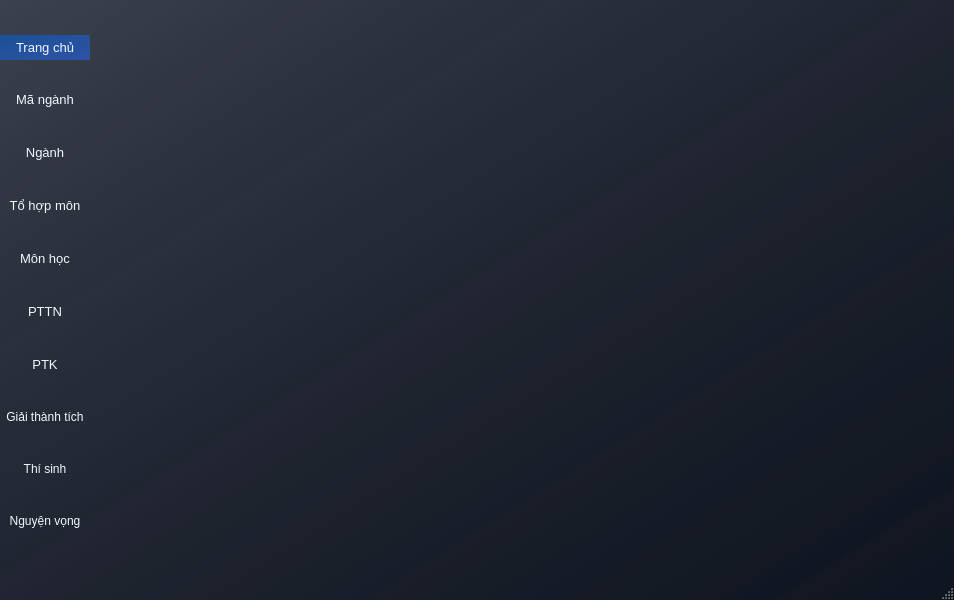
Qt form mainwindow.ui (yurixahri/quan-ly-tuyen-sinh) before a commit.
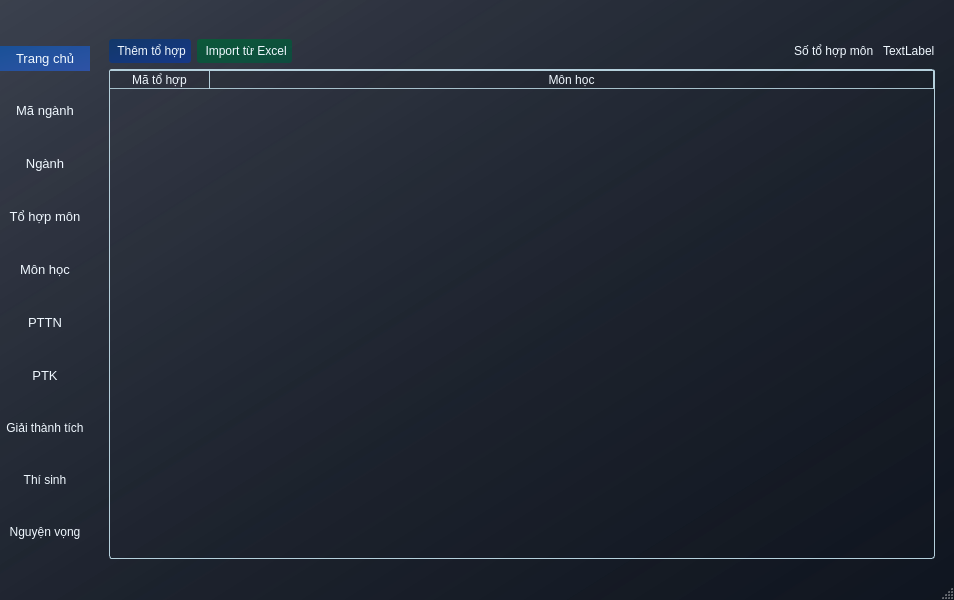
The same form after that commit. The open tabs and pages were chosen to show the change. Icons and pictures are not drawn.

The edit to the form file:
```diff
--- a/mainwindow.ui
+++ b/mainwindow.ui
@@ -17,17 +17,75 @@
    <string notr="true">#MainWindow {
 	background-color: qlineargradient(spread:pad, x1:0, y1:0, x2:1, y2:1, stop:0 rgba(0, 7, 24, 132), stop:1 rgba(11, 17, 27, 218));
 }
+
+QLabel {
+	color: rgb(240, 248, 255);
+}
+
+QMenu {
+    background-color: qlineargradient(spread:pad, x1:0, y1:0, x2:1, y2:1, stop:0 rgba(94, 133, 182, 224), stop:1 rgba(94, 117, 169, 224));
+	color: rgb(240, 248, 255);
+    padding: 5px;
+}
+
+QMenu::item:selected {
+    background-color: qlineargradient(spread:pad, x1:0, y1:0, x2:1, y2:1, stop:0.00473934 rgba(21, 83, 162, 224), stop:1 rgba(46, 86, 179, 224));
+    color: rgb(240, 248, 255);
+}
+
+QMenu::separator {
+    height: 1px;
+    background-color: #555;
+    margin: 5px 0;
+}
 </string>
   </property>
   <widget class="QWidget" name="centralwidget">
    <property name="styleSheet">
     <string notr="true"/>
    </property>
-   <layout class="QHBoxLayout" name="horizontalLayout_2">
+   <layout class="QVBoxLayout" name="verticalLayout_4">
     <property name="spacing">
      <number>0</number>
     </property>
     <property name="leftMargin">
+     <number>0</number>
+    </property>
+    <property name="topMargin">
+     <number>0</number>
+    </property>
+    <property name="rightMargin">
+     <number>0</number>
+    </property>
+    <property name="bottomMargin">
+     <number>0</number>
+    </property>
+    <item>
+     <layout class="QHBoxLayout" name="horizontalLayout_5">
+      <property name="topMargin">
+       <number>10</number>
+      </property>
+      <property name="bottomMargin">
+       <number>10</number>
+      </property>
+     </layout>
+    </item>
+    <item>
+     <widget class="QWidget" name="horizontalWidget" native="true">
+      <layout class="QHBoxLayout" name="horizontalLayout_3">
+       <property name="spacing">
+        <number>0</number>
+       </property>
+       <property name="leftMargin">
+        <number>0</number>
+       </property>
+       <property name="topMargin">
+        <number>0</number>
+       </property>
+       <property name="rightMargin">
+        <number>0</number>
+       </property>
+       <property name="bottomMargin">
      <number>0</number>
     </property>
     <item>
@@ -474,7 +532,122 @@
            </property>
           </widget>
          </widget>
-         <widget class="QWidget" name="page_4"/>
+            <widget class="QWidget" name="page_4">
+             <layout class="QVBoxLayout" name="verticalLayout_5">
+              <item>
+               <layout class="QHBoxLayout" name="_3">
+                <item>
+                 <widget class="QPushButton" name="add_tohop_button">
+                  <property name="styleSheet">
+                   <string notr="true">QPushButton {
+	border-radius: 3px;
+	padding: 5px;
+    background-color: qlineargradient(spread:pad, x1:0, y1:0, x2:1, y2:1, stop:0.00473934 rgba(14, 56, 110, 224), stop:1 rgba(18, 56, 145, 224));
+    color: rgb(240, 248, 255);
+}
+
+QPushButton:hover{
+    background-color: qlineargradient(spread:pad, x1:0, y1:0, x2:1, y2:1, stop:0.00473934 rgba(21, 83, 162, 224), stop:1 rgba(46, 86, 179, 224));
+}</string>
+                  </property>
+                  <property name="text">
+                   <string> Thêm tổ hợp</string>
+                  </property>
+                  <property name="icon">
+                   <iconset resource="assets.qrc">
+                    <normaloff>:/assets/images/plus-100.png</normaloff>:/assets/images/plus-100.png</iconset>
+                  </property>
+                  <property name="iconSize">
+                   <size>
+                    <width>16</width>
+                    <height>16</height>
+                   </size>
+                  </property>
+                 </widget>
+                </item>
+                <item>
+                 <widget class="QPushButton" name="pushButton_13">
+                  <property name="styleSheet">
+                   <string notr="true">QPushButton {
+	border-radius: 3px;
+	padding: 5px;
+    background-color: qlineargradient(spread:pad, x1:0, y1:0, x2:1, y2:1, stop:0 rgba(0, 99, 54, 194), stop:1 rgba(0, 86, 62, 179));
+	color: rgb(240, 248, 255);
+}
+
+QPushButton:hover{
+    background-color: qlineargradient(spread:pad, x1:0, y1:0, x2:1, y2:1, stop:0 rgba(0, 119, 65, 219), stop:1 rgba(0, 119, 85, 196));
+}</string>
+                  </property>
+                  <property name="text">
+                   <string> Import từ Excel</string>
+                  </property>
+                  <property name="icon">
+                   <iconset resource="assets.qrc">
+                    <normaloff>:/assets/images/excel-100.png</normaloff>:/assets/images/excel-100.png</iconset>
+                  </property>
+                 </widget>
+                </item>
+                <item>
+                 <spacer name="horizontalSpacer_3">
+                  <property name="orientation">
+                   <enum>Qt::Orientation::Horizontal</enum>
+                  </property>
+                  <property name="sizeHint" stdset="0">
+                   <size>
+                    <width>40</width>
+                    <height>20</height>
+                   </size>
+                  </property>
+                 </spacer>
+                </item>
+                <item>
+                 <widget class="QLabel" name="label_2">
+                  <property name="text">
+                   <string>Số tổ hợp môn </string>
+                  </property>
+                 </widget>
+                </item>
+                <item>
+                 <widget class="QLabel" name="tohop_size">
+                  <property name="text">
+                   <string>TextLabel</string>
+                  </property>
+                 </widget>
+                </item>
+               </layout>
+              </item>
+              <item>
+               <widget class="QTableWidget" name="tohop_mon_table">
+                <property name="contextMenuPolicy">
+                 <enum>Qt::ContextMenuPolicy::CustomContextMenu</enum>
+                </property>
+                <property name="editTriggers">
+                 <set>QAbstractItemView::EditTrigger::NoEditTriggers</set>
+                </property>
+                <property name="selectionBehavior">
+                 <enum>QAbstractItemView::SelectionBehavior::SelectRows</enum>
+                </property>
+                <attribute name="horizontalHeaderStretchLastSection">
+                 <bool>true</bool>
+                </attribute>
+                <attribute name="verticalHeaderVisible">
+                 <bool>false</bool>
+                </attribute>
+                <column>
+                 <property name="text">
+                  <string>Mã tổ hợp</string>
+                 </property>
+                </column>
+                <column>
+                 <property name="text">
+                  <string>Môn học</string>
+                 </property>
+                </column>
+               </widget>
+              </item>
+             </layout>
+            </widget>
          <widget class="QWidget" name="mon_hoc_page">
           <layout class="QVBoxLayout" name="verticalLayout_3">
            <item>
@@ -577,6 +750,9 @@
          <widget class="QWidget" name="page_7"/>
          <widget class="QWidget" name="page_8"/>
          <widget class="QWidget" name="page_9"/>
+           </widget>
+          </item>
+         </layout>
         </widget>
        </item>
       </layout>
```
Left out of the diff: 37 changed lines with no effect on the pictures. Lines whose indentation alone changed are shown as unchanged.
